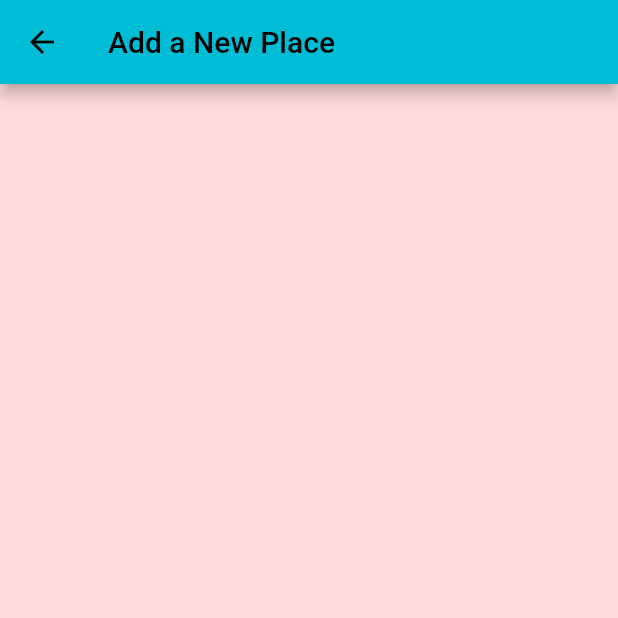
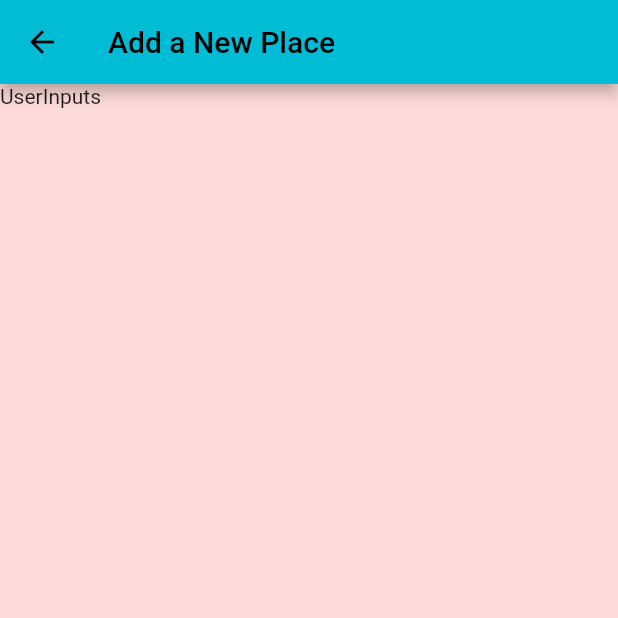
Before and after one commit to Khan-06/Great_Places, a Flutter app: the AddPlaceScreen screen opened directly, on a phone screen of 412 x 824 dp, the top half of it. Run offline on Flutter 3.47's test engine with Material 2 defaults, Android fonts, the phone set to English and light mode, and no system bars.

Commit message:
Making add place screen!

```diff
--- a/lib/screens/add_place_screen.dart
+++ b/lib/screens/add_place_screen.dart
@@ -14,6 +14,11 @@ class _AddPlaceScreenState extends State<AddPlaceScreen> {
       appBar: AppBar(
         title: const Text('Add a New Place'),
       ),
+      body: Column(
+        children: [
+          const Text('UserInputs')
+        ],
+      ),
     );
   }
 }
```
